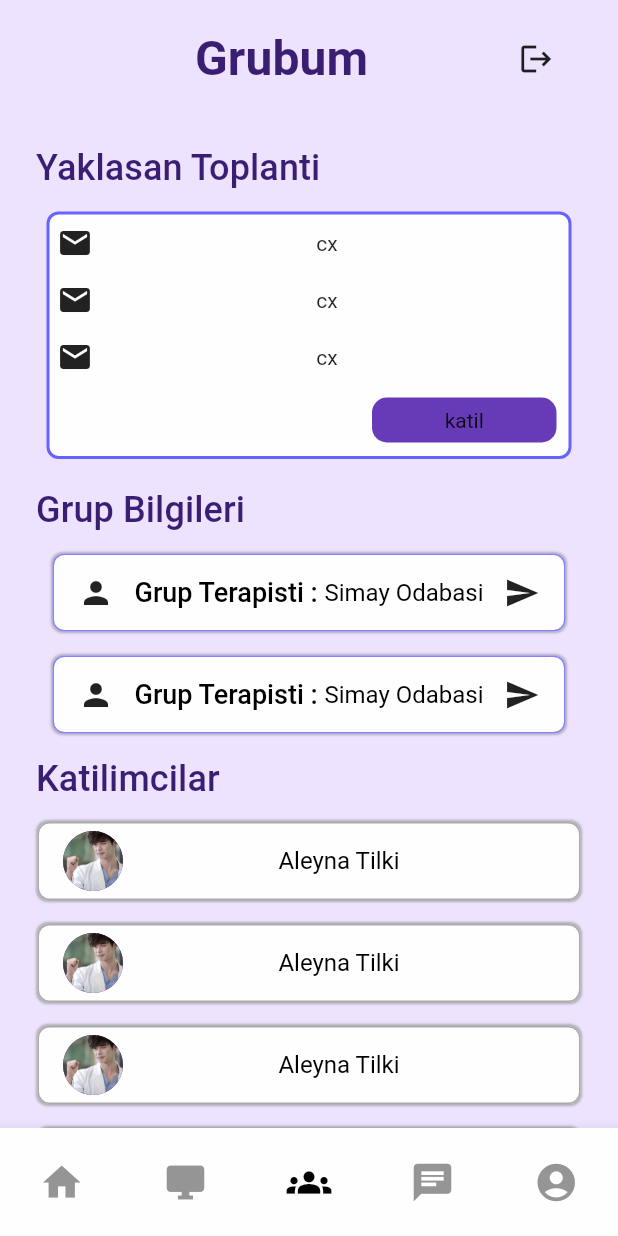
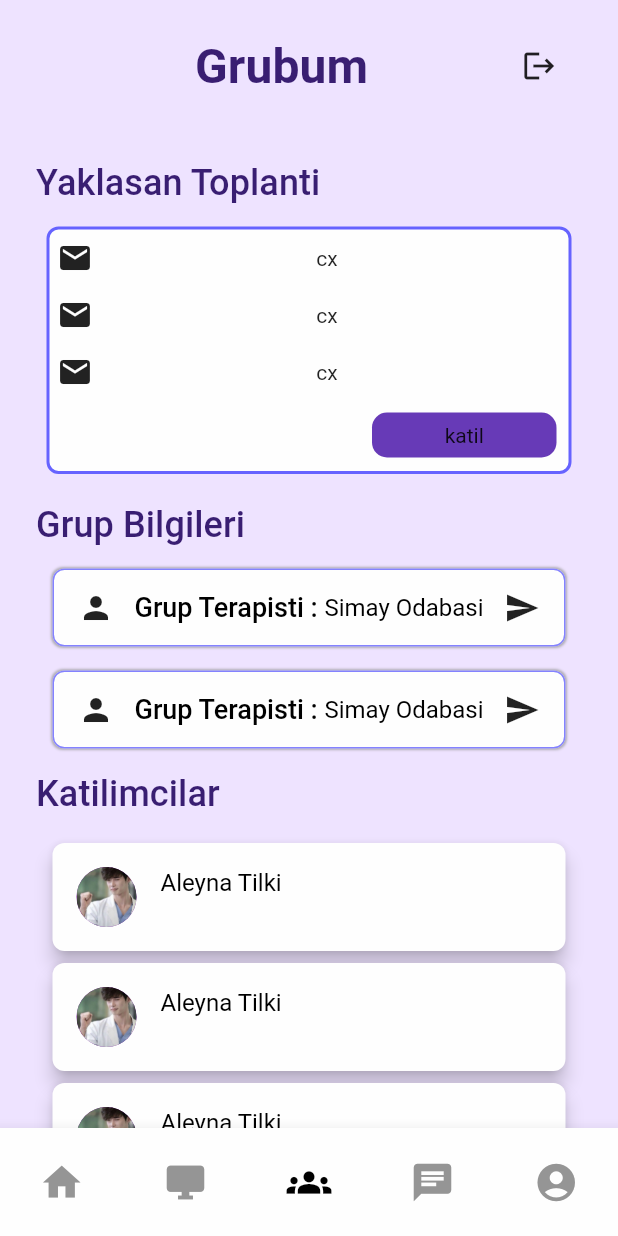
Before and after one commit to ilknurtulgar/TerapiEvim, a Flutter app: the screen it shows after launch, item 3 of the bottom bar chosen, on a phone screen of 412 x 824 dp. Run offline on Flutter 3.47's test engine with Material 2 defaults, Android fonts, the phone set to English and light mode, and no system bars; drawn by our look-alikes of animated_bottom_navigation_bar; our stand-ins replace firebase_core, get; accounts and stored records are empty.

Commit message:
MyGroupFinish\GroupOut\

```diff
--- a/lib/screen/group/ui/my_group.dart
+++ b/lib/screen/group/ui/my_group.dart
@@ -1,4 +1,6 @@
 import 'package:flutter/material.dart';
+import 'package:terapievim/components/container/participant_container.dart';
+import 'package:terapievim/models/card_model.dart';
 import 'package:terapievim/screen/group/component/custom_heading.dart';
 import 'package:terapievim/screen/group/component/group_box.dart';
 import 'package:terapievim/screen/group/component/person.dart';
@@ -6,6 +8,7 @@ import 'package:terapievim/screen/group/component/person.dart';
 import 'package:terapievim/components/image/custom_circle_avatar.dart';
 import 'package:terapievim/core/base/util/base_utility.dart';
 import 'package:terapievim/models/row_model.dart';
+import 'package:terapievim/screen/group/ui/group_out.dart';
 
 class MyGroup extends StatelessWidget {
   const MyGroup({super.key});
@@ -44,22 +47,7 @@ class MyGroup extends StatelessWidget {
               SizedBox(
                 height: 20,
               ),
-              Row(
-                children: [
-                  SizedBox(width: 130),
-                  Text(
-                    "Grubum",
-                    style: AppTextStyles.heading(true),
-                    textAlign: TextAlign.center,
-                  ),
-                  SizedBox(
-                    width: 100,
-                  ),
-                  Container(
-                    child: IconUtility.logoutIcon,
-                  )
-                ],
-              ),
+              Appbar(),
               SizedBox(
                 height: 40,
               ),
@@ -69,29 +57,50 @@ class MyGroup extends StatelessWidget {
                 height: 20,
               ),
               CustomHeading(text: grupBilgiler),
-              PersonMin(
-                onTap: () {},
-                row: row,
-                borderColor: AppColors.cornFlowerBlue,
-              ),
-              PersonMin(
-                  onTap: () {},
-                  row: row,
-                  borderColor: AppColors.cornFlowerBlue),
+              Therapist(row),
+              Therapist(row),
               CustomHeading(text: katilimcilar),
-              Container(
-                child: ListView.builder(
-                    physics: NeverScrollableScrollPhysics(),
-                    padding: EdgeInsets.only(left: 25, right: 25),
-                    shrinkWrap: true,
-                    itemCount: 5,
-                    itemBuilder: ((context, index) =>
-                        PersonMin(onTap: () {}, row: person))),
-              ),
+              Participants(person),
             ],
           ),
         ),
       ),
     );
   }
+
+  PersonMin Therapist(RowModel row) {
+    return PersonMin(
+      onTap: () {},
+      row: row,
+      borderColor: AppColors.cornFlowerBlue,
+    );
+  }
+
+  ListView Participants(RowModel person) {
+    String imagePath = "assets/images/doctorfotosu.jpeg";
+    return ListView.builder(
+        physics: NeverScrollableScrollPhysics(),
+        padding: EdgeInsets.only(left: 25, right: 25),
+        shrinkWrap: true,
+        itemCount: 5,
+        itemBuilder: ((context, index) => participantContainer(CardModel(
+            imagePath: imagePath, title: "Aleyna Tilki", subtitle: ""))));
+  }
+
+  Widget Appbar() {
+    return Row(
+      children: [
+        SizedBox(width: 130),
+        Text(
+          "Grubum",
+          style: AppTextStyles.heading(true),
+          textAlign: TextAlign.center,
+        ),
+        SizedBox(
+          width: 90,
+        ),
+        GroupOut(),
+      ],
+    );
+  }
 }
--- /dev/null
+++ b/lib/screen/group/util/text_util.dart
@@ -0,0 +1,16 @@
+import 'package:flutter/material.dart';
+import 'package:terapievim/core/base/util/base_utility.dart';
+
+class GroupTexts {
+  static const String groupOutHeading =
+      "Gruptan cikmak istedigine emin misin ? ";
+  static const String groupOutText =
+      " Eminseniz Grup Kategori sayfası yeniden seçim yapmanız için açılacaktır.";
+}
+
+class GroupTextStyle {
+  static const TextStyle groupOutButton = TextStyle(
+      color: AppColors.meteorite,
+      fontFamily: "Roboto",
+      fontWeight: FontWeight.w500);
+}
```
Also changed, not shown: lib/components/container/seminers.dart (+7 -2 lines), lib/screen/group/ui/group_out.dart (added, +53 -0 lines), lib/firebase_options.dart, pubspec.lock, 1 other file.
